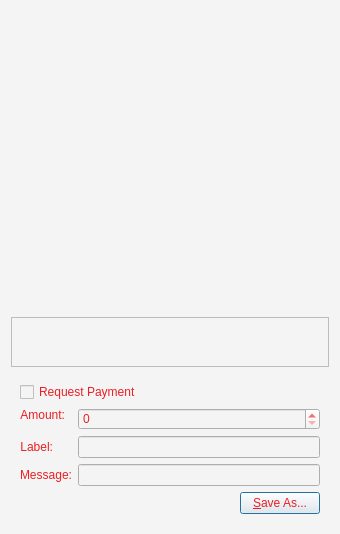
Above: src/qt/forms/qrcodedialog.ui from SaltineChips/endox before the change. Below: the same form after it.
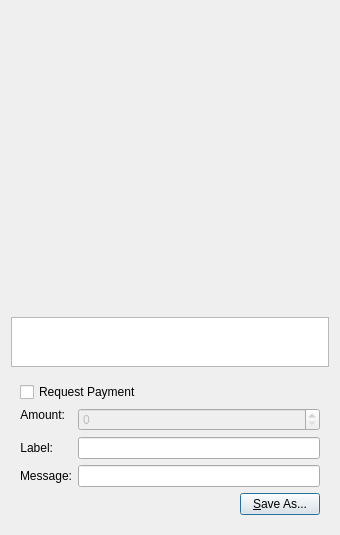
That is the form after the change. Custom widgets are drawn as their Qt base class.

The edit to the form file:
```diff
--- a/src/qt/forms/qrcodedialog.ui
+++ b/src/qt/forms/qrcodedialog.ui
@@ -7,15 +7,14 @@
     <x>0</x>
     <y>0</y>
     <width>340</width>
-    <height>532</height>
+    <height>533</height>
    </rect>
   </property>
   <property name="windowTitle">
    <string>QR Code Dialog</string>
   </property>
   <property name="styleSheet">
-   <string notr="true">color: rgb(204, 155, 68);
-background-color: rgb(244, 244, 244);</string>
+   <string notr="true"/>
   </property>
   <layout class="QVBoxLayout" name="verticalLayout_3">
    <item>
@@ -79,9 +78,6 @@
         <property name="enabled">
          <bool>true</bool>
         </property>
-        <property name="styleSheet">
-         <string notr="true">color: #eb1f24</string>
-        </property>
         <property name="text">
          <string>Request Payment</string>
         </property>
@@ -94,9 +90,6 @@
         </property>
         <item row="1" column="0">
          <widget class="QLabel" name="lblLabel">
-          <property name="styleSheet">
-           <string notr="true">color: #eb1f24</string>
-          </property>
           <property name="text">
            <string>Label:</string>
           </property>
@@ -112,17 +105,10 @@
          </widget>
         </item>
         <item row="1" column="1">
-         <widget class="QLineEdit" name="lnLabel">
-          <property name="styleSheet">
-           <string notr="true">color: #eb1f24</string>
-          </property>
-         </widget>
+         <widget class="QLineEdit" name="lnLabel"/>
         </item>
         <item row="2" column="0">
          <widget class="QLabel" name="lblMessage">
-          <property name="styleSheet">
-           <string notr="true">color: #eb1f24</string>
-          </property>
           <property name="text">
            <string>Message:</string>
           </property>
@@ -138,11 +124,7 @@
          </widget>
         </item>
         <item row="2" column="1">
-         <widget class="QLineEdit" name="lnMessage">
-          <property name="styleSheet">
-           <string notr="true">color: #eb1f24</string>
-          </property>
-         </widget>
+         <widget class="QLineEdit" name="lnMessage"/>
         </item>
         <item row="0" column="0">
          <widget class="QLabel" name="lblAmount">
@@ -152,9 +134,6 @@
             <verstretch>0</verstretch>
            </sizepolicy>
           </property>
-          <property name="styleSheet">
-           <string notr="true">color: #eb1f24</string>
-          </property>
           <property name="text">
            <string>Amount:</string>
           </property>
@@ -180,9 +159,6 @@
             <height>0</height>
            </size>
           </property>
-          <property name="styleSheet">
-           <string notr="true">color: #eb1f24</string>
-          </property>
          </widget>
         </item>
        </layout>
@@ -204,9 +180,6 @@
         </item>
         <item>
          <widget class="QPushButton" name="btnSaveAs">
-          <property name="styleSheet">
-           <string notr="true">color: #eb1f24</string>
-          </property>
           <property name="text">
            <string>&amp;Save As...</string>
           </property>
```
Left out of the diff: 10 changed lines with no effect on the pictures.
